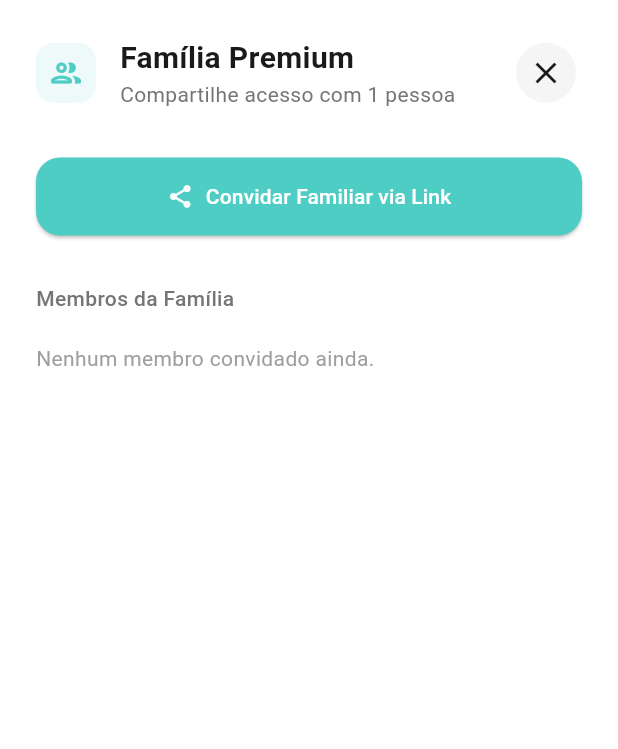
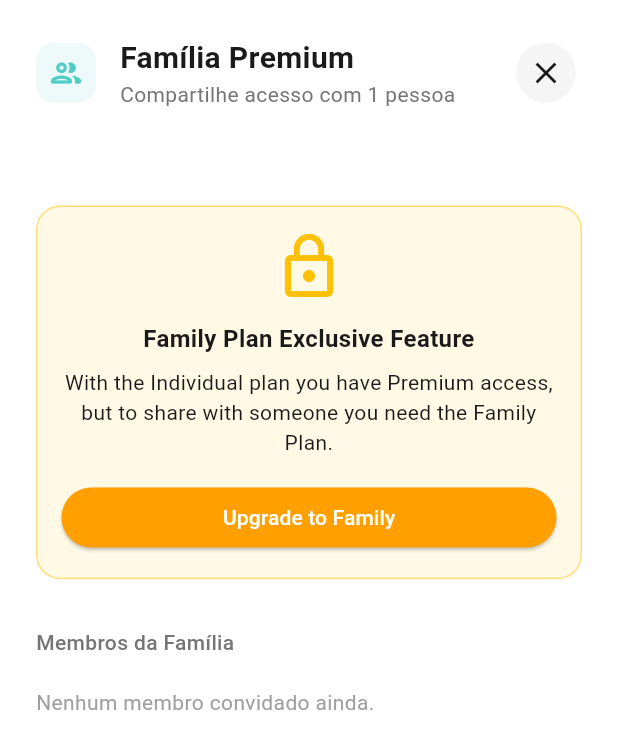
Before and after one commit to bcabreu/smart_market_list, a Flutter app: the ShareListModal widget shown alone on an empty page, opened directly, on a phone screen of 412 x 824 dp. Shown: the top 749 px of the screen. Run offline on Flutter 3.47's test engine with Material 3 defaults, Android fonts, the phone set to English and light mode, and no system bars; our stand-ins replace app_links, cached_network_image, cloud_firestore, firebase_auth, firebase_core, flutter_riverpod and 12 more; accounts and stored records are empty; network calls fail.

```diff
--- a/lib/core/services/sharing_service.dart
+++ b/lib/core/services/sharing_service.dart
@@ -37,7 +37,11 @@ class SharingService {
 
         // Case 2: Join List (Legacy/Standard)
         if (listId != null && familyId != null) {
-          onJoinList(listId, familyId);
+          if (listId == 'invite' || action == 'join_family') {
+             onJoinFamily(familyId);
+          } else {
+             onJoinList(listId, familyId);
+          }
         }
       }
     }, onError: (err) {
@@ -60,7 +64,9 @@ class SharingService {
 
   // Share Family Access
   Future<void> shareFamilyAccess(String familyId, String ownerName) async {
-    final String deepLink = 'https://smart-market-list-82bf7.web.app/invite?familyId=$familyId&action=join_family';
+    // We add listId=invite to mimic the structure of regular list sharing links
+    // This often helps with Android/iOS intent filters that might be caching specific patterns
+    final String deepLink = 'https://smart-market-list-82bf7.web.app/share?listId=invite&familyId=$familyId&action=join_family';
     _shareMessage(
       '🏠 *Convite para Família Premium*\n$ownerName te convidou para fazer parte da família no Smart Market List!\n\nVocê terá acesso Premium e todas as listas serão compartilhadas.',
       deepLink,
--- a/lib/l10n/app_en.arb
+++ b/lib/l10n/app_en.arb
@@ -8,7 +8,7 @@
   "notificationsSubtitle": "Promotion alerts",
   "language": "Language",
   "premiumFeatures": "Premium Features",
-  "shareList": "Share List",
+  "shareList": "Share App",
   "shareListSubtitle": "Sync with family",
   "expenseCharts": "Expense Charts",
   "expenseChartsSubtitle": "Full monthly analysis",
@@ -257,5 +257,8 @@
   "invalidEmailError": "The email entered is invalid",
   "success": "Success",
   "logoutTitleWarning": "Warning: Data Loss",
-  "logoutMessageWarning": "You are on the Free plan. Logging out will PERMANENTLY ERASE all your lists on this device. Do you want to continue?"
+  "logoutMessageWarning": "You are on the Free plan. Logging out will PERMANENTLY ERASE all your lists on this device. Do you want to continue?",
+  "familyPlanExclusiveFeature": "Family Plan Exclusive Feature",
+  "familyPlanUpgradeDescription": "With the Individual plan you have Premium access, but to share with someone you need the Family Plan.",
+  "upgradeToFamily": "Upgrade to Family"
 }
--- a/lib/l10n/app_pt.arb
+++ b/lib/l10n/app_pt.arb
@@ -8,7 +8,7 @@
   "notificationsSubtitle": "Alertas de promoção",
   "language": "Idioma",
   "premiumFeatures": "Recursos Premium",
-  "shareList": "Compartilhar Lista",
+  "shareList": "Compartilhar App",
   "shareListSubtitle": "Sincronize com família",
   "expenseCharts": "Gráficos de Gastos",
   "expenseChartsSubtitle": "Análise mensal completa",
@@ -257,5 +257,8 @@
   "invalidEmailError": "O e-mail digitado não é válido",
   "success": "Sucesso",
   "logoutTitleWarning": "Atenção: Perda de Dados",
-  "logoutMessageWarning": "Você está usando a versão Gratuita. Ao sair, TODAS as suas listas e dados neste aparelho serão APAGADOS permanentemente. Deseja continuar?"
+  "logoutMessageWarning": "Você está usando a versão Gratuita. Ao sair, TODAS as suas listas e dados neste aparelho serão APAGADOS permanentemente. Deseja continuar?",
+  "familyPlanExclusiveFeature": "Recurso exclusivo do Plano Família",
+  "familyPlanUpgradeDescription": "Com o plano Individual você tem acesso Premium, mas para compartilhar com alguém você precisa do Plano Família.",
+  "upgradeToFamily": "Fazer Upgrade para Família"
 }
--- a/lib/ui/screens/profile/modals/share_list_modal.dart
+++ b/lib/ui/screens/profile/modals/share_list_modal.dart
@@ -7,6 +7,7 @@ import 'package:smart_market_list/l10n/generated/app_localizations.dart';
 import 'package:smart_market_list/providers/user_profile_provider.dart';
 import 'package:smart_market_list/providers/sharing_provider.dart';
 import 'package:smart_market_list/core/services/firestore_service.dart';
+import 'package:smart_market_list/ui/common/modals/paywall_modal.dart';
 
 class ShareListModal extends ConsumerStatefulWidget {
   final String? familyId; // Optional: if null, we try to find it from user profile
@@ -144,6 +145,57 @@ class _ShareListModalState extends ConsumerState<ShareListModal> {
                   ),
                   const SizedBox(height: 32),
 
+
+                  const SizedBox(height: 32),
+
+                  // Check Plan Type
+                  if (user.planType != 'premium_family') ...[
+                     Container(
+                      padding: const EdgeInsets.all(16),
+                      decoration: BoxDecoration(
+                        color: Colors.amber.withOpacity(0.1),
+                        borderRadius: BorderRadius.circular(16),
+                        border: Border.all(color: Colors.amber.withOpacity(0.5)),
+                      ),
+                      child: Column(
+                        children: [
+                          const Icon(Icons.lock_outline, size: 48, color: Colors.amber),
+                          const SizedBox(height: 12),
+                          Text(
+                            l10n.familyPlanExclusiveFeature,
+                            textAlign: TextAlign.center,
+                            style: const TextStyle(fontWeight: FontWeight.bold, fontSize: 16),
+                          ),
+                          const SizedBox(height: 8),
+                          Text(
+                            l10n.familyPlanUpgradeDescription,
+                            textAlign: TextAlign.center,
+                            style: const TextStyle(fontSize: 14),
+                          ),
+                          const SizedBox(height: 16),
+                          SizedBox(
+                            width: double.infinity,
+                            child: ElevatedButton(
+                              onPressed: () {
+                                Navigator.pop(context);
+                                showModalBottomSheet(
+                                  context: context,
+                                  isScrollControlled: true,
+                                  backgroundColor: Colors.transparent,
+                                  builder: (context) => const PaywallModal(), // User can select Family tab there
+                                );
+                              },
+                              style: ElevatedButton.styleFrom(
+                                backgroundColor: Colors.amber[700],
+                                foregroundColor: Colors.white,
+                              ),
+                              child: Text(l10n.upgradeToFamily),
+                            ),
+                          ),
+                        ],
+                      ),
+                     ),
+                  ] else ...[
                     // Action Button (Share Link)
                     if (canAdd)
                       SizedBox(
@@ -181,6 +233,7 @@ class _ShareListModalState extends ConsumerState<ShareListModal> {
                           ],
                         ),
                       ),
+                  ],
 
                   const SizedBox(height: 32),
 
```
Also changed, not shown: lib/ui/screens/profile/profile_screen.dart (+9 -5 lines), lib/l10n/generated/app_localizations.dart, lib/l10n/generated/app_localizations_en.dart, lib/l10n/generated/app_localizations_pt.dart, 1 other file. Lines whose indentation alone changed are shown as unchanged.
